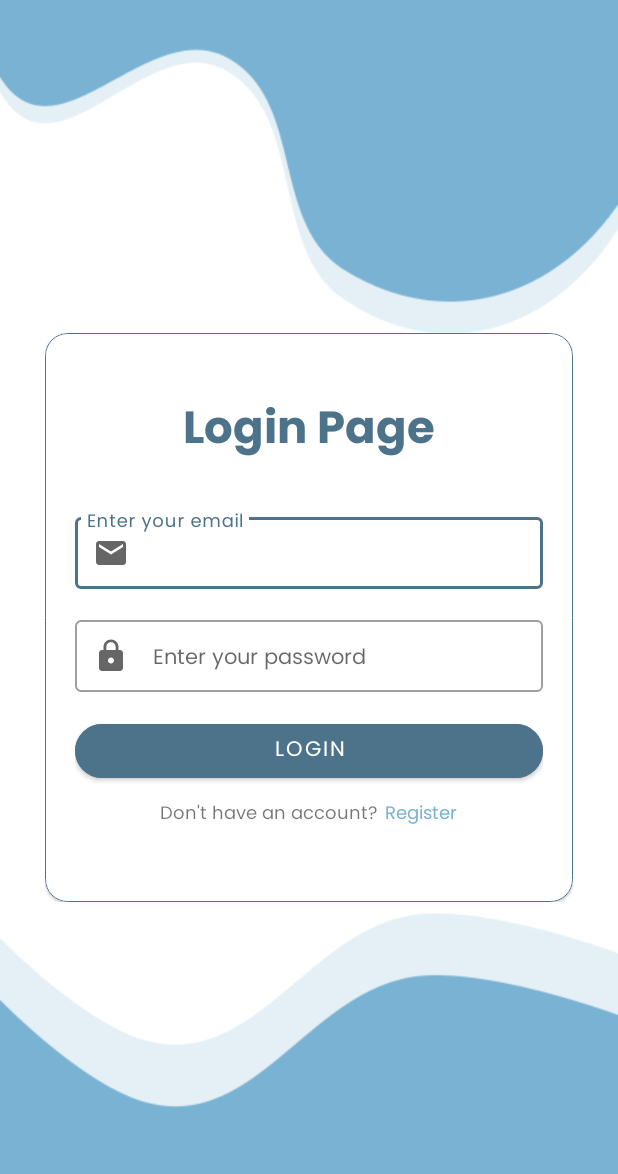
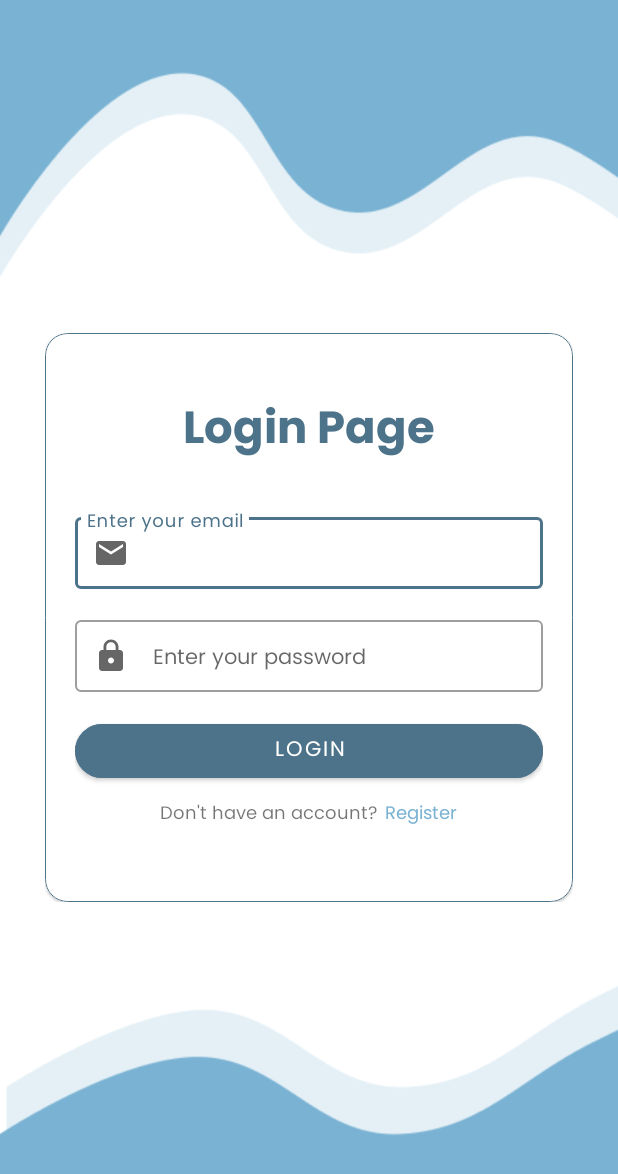
Before and after one commit to youngdude/NutriFit, an Android app: the screen it shows after launch (LoginActivity), on a phone screen of 412 x 824 dp. Shown: the top 1174 px of the screen. Run offline under Robolectric (Android 15) with nearby library versions, the phone set to English and light mode, and no system bars.

Commit message:
repair parts of the model

```diff
--- a/app/src/main/res/layout/activity_login.xml
+++ b/app/src/main/res/layout/activity_login.xml
@@ -1,5 +1,5 @@
 <?xml version="1.0" encoding="utf-8"?>
-<RelativeLayout xmlns:android="http://schemas.android.com/apk/res/android"
+<LinearLayout xmlns:android="http://schemas.android.com/apk/res/android"
     xmlns:app="http://schemas.android.com/apk/res-auto"
     xmlns:tools="http://schemas.android.com/tools"
     android:id="@+id/main"
@@ -7,14 +7,14 @@
     android:layout_height="match_parent"
     android:padding="30dp"
     android:orientation="vertical"
-    android:background="@drawable/bg__login"
-    tools:context=".ui.login.LoginActivity">
+    android:background="@drawable/bg__register"
+    android:gravity="center"
+    tools:context=".ui.register.RegisterActivity">
 
     <ScrollView
         android:layout_width="match_parent"
         android:layout_height="wrap_content"
         android:fillViewport="true"
-        android:layout_centerInParent="true"
         tools:ignore="UselessParent">
 
         <com.google.android.material.card.MaterialCardView
@@ -47,19 +47,19 @@
                     style="@style/Widget.MaterialComponents.TextInputLayout.OutlinedBox"
                     android:layout_width="match_parent"
                     android:layout_height="wrap_content"
+                    android:layout_marginTop="15dp"
                     android:hint="@string/email"
-                    app:startIconDrawable="@drawable/ic_email"
-                    android:layout_marginTop="15dp">
+                    app:startIconDrawable="@drawable/ic_email">
 
                     <com.example.nutrifit.ui.customView.EmailEditText
                         android:id="@+id/field_email"
                         android:layout_width="match_parent"
                         android:layout_height="wrap_content"
+                        android:fontFamily="@font/poppins"
+                        android:inputType="textEmailAddress"
                         android:paddingHorizontal="8dp"
                         android:paddingVertical="12dp"
-                        android:textSize="14sp"
-                        android:fontFamily="@font/poppins"
-                        android:inputType="textEmailAddress" />
+                        android:textSize="14sp" />
 
                 </com.google.android.material.textfield.TextInputLayout>
 
@@ -80,7 +80,6 @@
                         android:textSize="14sp"
                         android:fontFamily="@font/poppins"
                         android:inputType="textPassword" />
-
                 </com.google.android.material.textfield.TextInputLayout>
 
                 <com.google.android.material.button.MaterialButton
@@ -113,8 +112,8 @@
                         android:layout_width="wrap_content"
                         android:layout_height="wrap_content"
                         android:layout_marginVertical="8dp"
+                        android:layout_marginStart="5dp"
                         android:text="@string/btn_register"
-                        android:layout_marginStart="5dp"
                         android:fontFamily="@font/poppins"
                         android:textColor="@color/primary"
                         android:textSize="12sp"
@@ -135,4 +134,4 @@
 
     </ScrollView>
 
-</RelativeLayout>
+</LinearLayout>
--- a/app/src/main/res/layout/activity_splash.xml
+++ b/app/src/main/res/layout/activity_splash.xml
@@ -1,6 +1,5 @@
 <?xml version="1.0" encoding="utf-8"?>
 <androidx.constraintlayout.widget.ConstraintLayout xmlns:android="http://schemas.android.com/apk/res/android"
-    xmlns:app="http://schemas.android.com/apk/res-auto"
     xmlns:tools="http://schemas.android.com/tools"
     android:id="@+id/main"
     android:layout_width="match_parent"
--- a/app/src/main/res/layout/dropdown_item.xml
+++ b/app/src/main/res/layout/dropdown_item.xml
@@ -4,5 +4,5 @@
     android:layout_width="match_parent"
     android:layout_height="wrap_content"
     android:padding="14dp"
-    android:text="TextView"
+    android:text="@string/dropdown"
     android:textSize="16sp" />
--- a/app/src/main/res/values/strings.xml
+++ b/app/src/main/res/values/strings.xml
@@ -74,6 +74,7 @@
     // setting
     <string name="desc_setting">Adjust your preferences or application configuration</string>
     <string name="theme">Switch Theme</string>
+    <string name="dropdown">Dropdown</string>
     <string name="logout">Logout</string>
     <string name="profile">Profile</string>
     <string name="favorite">Favorite Menu</string>
```
Also changed, not shown: app/src/main/java/com/example/nutrifit/ui/home/HomeFragment.kt (+4 -13 lines), app/src/main/assets/resep.csv (renamed from app/src/main/asset/resep.csv), 2 other files.
